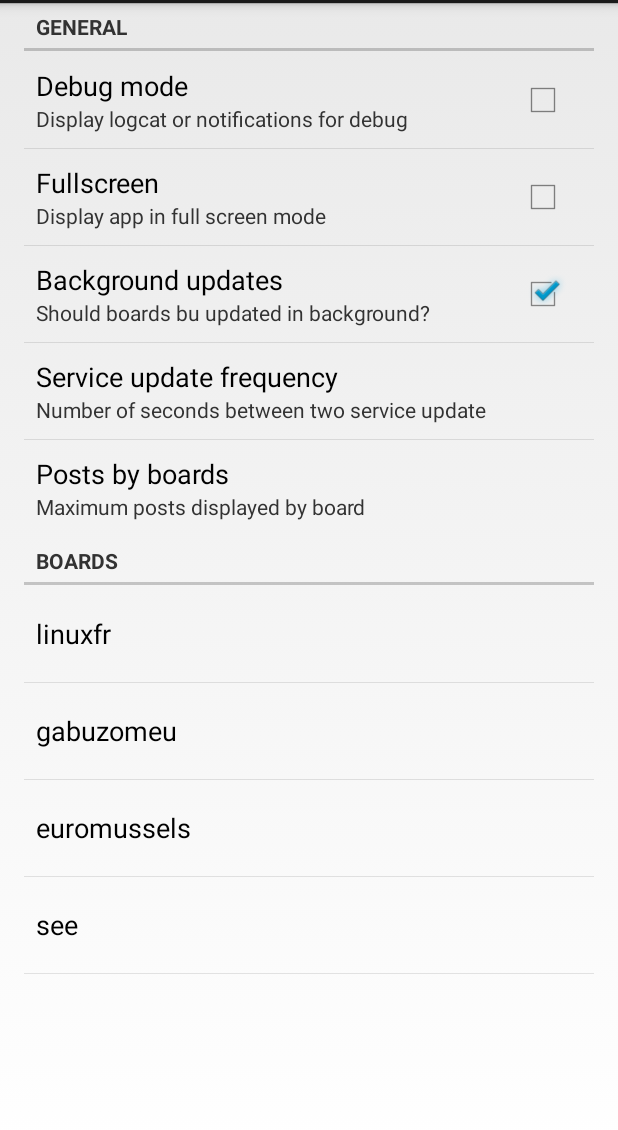
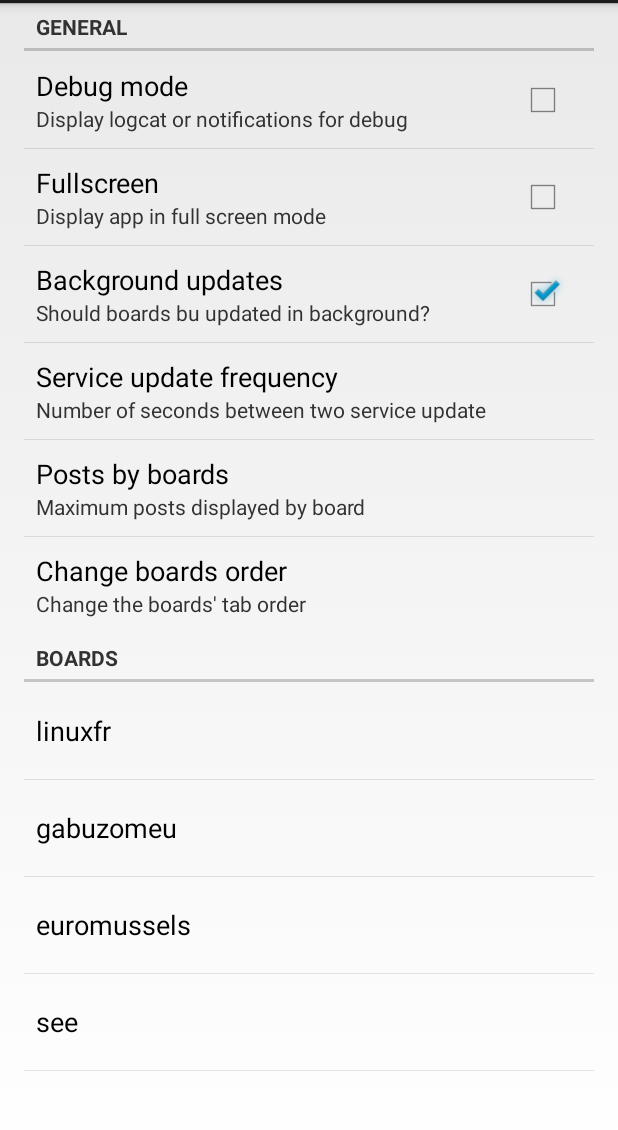
Before and after one commit to yneveu/Canadeche, an Android app: the fragment SettingsFragment shown on its own in the app's theme, on a phone screen of 412 x 824 dp, the part 69-1199 px from its top. Run offline under Robolectric (Android 15) with nearby library versions, the phone set to English and light mode, and no system bars.

Commit message:
Add preliminary support for reordering boards

```diff
--- a/Canadeche/src/main/java/fr/gabuzomeu/canadeche/SettingsFragment.java
+++ b/Canadeche/src/main/java/fr/gabuzomeu/canadeche/SettingsFragment.java
@@ -3,6 +3,7 @@ package fr.gabuzomeu.canadeche;
 import android.app.AlertDialog;
 import android.content.Context;
 import android.content.DialogInterface;
+import android.content.Intent;
 import android.content.SharedPreferences;
 import android.os.Bundle;
 import android.preference.Preference;
@@ -23,10 +24,15 @@ import fr.gabuzomeu.canadeche.authenticators.DlfpAuthenticator;
 public class SettingsFragment extends PreferenceFragment {
 
     private static String TAG = "CanadecheSettingsFragment";
+    private boolean debug = false;
+    private SharedPreferences prefs;
 
     @Override
     public void onCreate(Bundle savedInstanceState) {
         super.onCreate(savedInstanceState);
+
+        prefs = PreferenceManager.getDefaultSharedPreferences( getActivity());
+        debug = prefs.getBoolean("pref_debug", false);
 
         // Load the preferences from an XML resource
         addPreferencesFromResource( R.xml.preferences);
@@ -41,6 +47,15 @@ public class SettingsFragment extends PreferenceFragment {
             public boolean onPreferenceClick(Preference arg0) {
             AlertDialog dial = loginDialog( getActivity(), "Log DLFP");
             dial.show();
+                return true;
+            }
+        });
+
+        Preference buttonReorder = (Preference)findPreference("reorder_boards");
+        buttonReorder.setOnPreferenceClickListener(new Preference.OnPreferenceClickListener() {
+            @Override
+            public boolean onPreferenceClick(Preference arg0) {
+                startActivity( new Intent( getActivity(), ReorderBoardsActivity.class));
                 return true;
             }
         });
--- /dev/null
+++ b/Canadeche/src/main/res/menu/reorder_boards.xml
@@ -0,0 +1,6 @@
+<menu xmlns:android="http://schemas.android.com/apk/res/android">
+    <item android:id="@+id/action_settings"
+        android:title="@string/action_settings"
+        android:orderInCategory="100"
+        android:showAsAction="never" />
+</menu>
--- a/Canadeche/src/main/res/values/strings.xml
+++ b/Canadeche/src/main/res/values/strings.xml
@@ -61,5 +61,9 @@
     <string name="pref_quietboard_summary">Notify on every new post on board</string>
     <string name="pref_max_post_displayed_summary">Maximum posts displayed by board</string>
     <string name="pref_max_post_displayed_title">Posts by boards</string>
+    <string name="reorder_boards">Change boards order</string>
+    <string name="reorder_boards_summary">Change the boards\' tab order</string>
+    <string name="title_activity_reorder_boards">\@strings/reorder_boards</string>
+    <string name="hello_world">Hello world!</string>
 
 </resources>
--- a/Canadeche/src/main/res/xml/preferences.xml
+++ b/Canadeche/src/main/res/xml/preferences.xml
@@ -41,9 +41,14 @@
 
     </PreferenceCategory>
 
+    <Preference android:title="@string/reorder_boards"
+                android:key="reorder_boards"
+                android:summary="@string/reorder_boards_summary"/>
+
     <PreferenceCategory
             android:title="@string/boards_list">
     </PreferenceCategory>
 
 
-    </PreferenceScreen>
+
+</PreferenceScreen>
```
Also changed, not shown: Canadeche/src/main/AndroidManifest.xml (+15 -7 lines), Canadeche/src/main/java/fr/gabuzomeu/canadeche/MainActivityDrawer.java (+10 -0 lines), Canadeche/src/main/java/fr/gabuzomeu/canadeche/ReorderBoardsActivity.java (added, +51 -0 lines), Canadeche/src/main/res/layout/boardrow.xml (added, +24 -0 lines), Canadeche/src/main/res/layout/reorder_activity_layout.xml (added, +15 -0 lines), Canadeche/libs/android-support-v4.jar, 3 other files.
